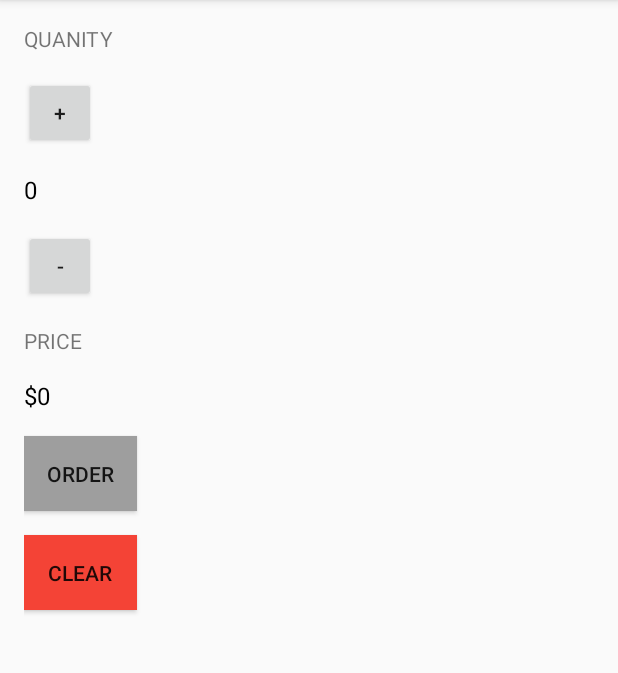
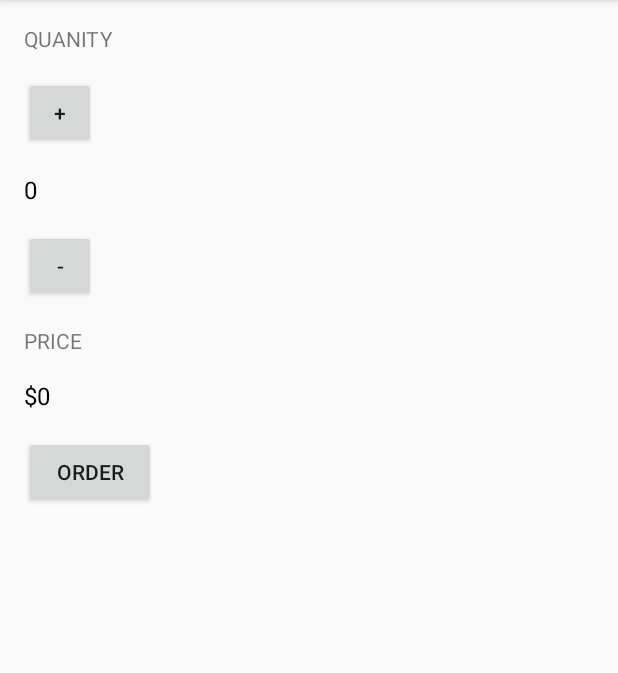
Before and after one commit to pivotal-samantha-mar/JustJava, an Android app: the screen it shows after launch (MainActivity), on a phone screen of 412 x 824 dp, the part 84-757 px from its top. Run offline under Robolectric (Android 15) with nearby library versions, the phone set to English and light mode, and no system bars.

Commit message:
Revert changes for part 2

```diff
--- a/app/src/main/java/com/example/pivotal/justjava/MainActivity.java
+++ b/app/src/main/java/com/example/pivotal/justjava/MainActivity.java
@@ -30,8 +30,7 @@ public class MainActivity extends AppCompatActivity {
      * This method is called when the order button is clicked.
      */
     public void submitOrder(View view) {
-        //int quantity = 3;
-        //display(quantity);
+
         displayPrice(quantity*5);
     }
 
@@ -49,12 +48,12 @@ public class MainActivity extends AppCompatActivity {
         }
     }
 
-    public void clear(View view) {
+   /* public void clear(View view) {
 
         quantity=0;
         display(quantity);
         displayPrice(0);
-    }
+    } */
 
     /**
      * This method displays the given quantity value on the screen.
--- a/app/src/main/res/layout/activity_main.xml
+++ b/app/src/main/res/layout/activity_main.xml
@@ -62,18 +62,17 @@
 
     <Button
         android:id="@+id/order"
-        android:layout_height="50dp"
-        android:layout_width="75dp"
-        android:background="#9E9E9E"
+        android:layout_height="wrap_content"
+        android:layout_width="wrap_content"
         android:text="Order"
         android:onClick="submitOrder" />
 
-    <Button
+    <!--<Button
         android:layout_height="50dp"
         android:layout_width="75dp"
         android:layout_marginTop="16dp"
         android:background="#F44336"
         android:text="clear"
-        android:onClick="clear" />
+        android:onClick="clear" />  -->
 
 </LinearLayout>
```
Also changed, not shown: 1 other file.
